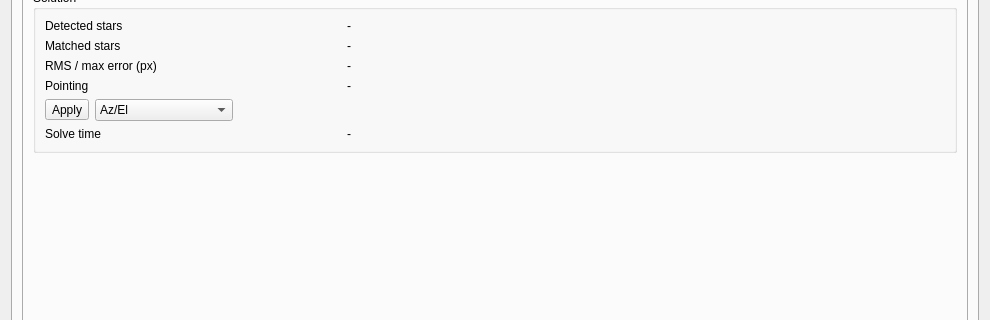
This is plugins/feature/camera/camerasettingsdialog.ui in srcejon/sdrangel as Qt 5 draws it before an edit; both pictures show x 0 to 990 and y 539 to 859 of the 990 by 946 pixel window. The edited form follows.
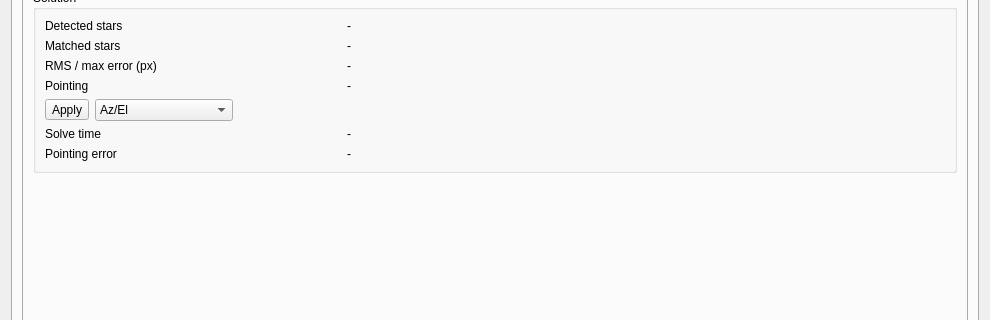
This is the edited form. The open tabs and pages were chosen to show the change. Icons and pictures are not drawn. Custom widgets are drawn as their Qt base class.

Commit message: camera: measure mount pointing error per plate solve (autoguide phase 0)

What changed in the file:
```diff
--- a/plugins/feature/camera/camerasettingsdialog.ui
+++ b/plugins/feature/camera/camerasettingsdialog.ui
@@ -5843,6 +5843,23 @@
                 </property>
                </widget>
               </item>
+              <item row="6" column="0">
+               <widget class="QLabel" name="plateSolvePointingErrorTextLabel">
+                <property name="toolTip">
+                 <string>Commanded direction minus solved direction (azimuth on-sky). The mount pointing error a guiding loop would correct.</string>
+                </property>
+                <property name="text">
+                 <string>Pointing error</string>
+                </property>
+               </widget>
+              </item>
+              <item row="6" column="1">
+               <widget class="QLabel" name="plateSolvePointingErrorLabel">
+                <property name="text">
+                 <string>-</string>
+                </property>
+               </widget>
+              </item>
               <item row="5" column="1">
                <widget class="QLabel" name="plateSolveTimeLabel">
                 <property name="text">
```
The commit also changes 5 other files.
